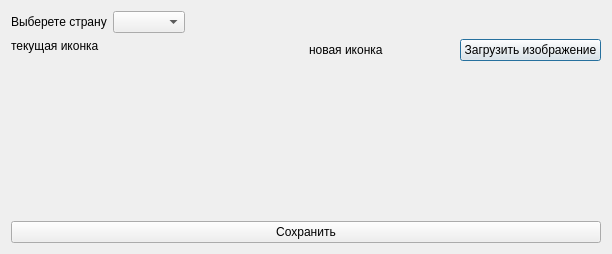
Before: the Qt Designer form TournamentManager/countryiconsdialog.ui in BarsukAlexey/xelarogi, drawn with Qt 5.
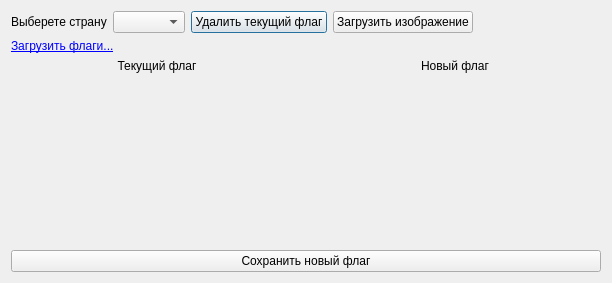
After: the same form once the commit is applied.

Patch:
```diff
--- a/TournamentManager/countryiconsdialog.ui
+++ b/TournamentManager/countryiconsdialog.ui
@@ -7,14 +7,14 @@
     <x>0</x>
     <y>0</y>
     <width>612</width>
-    <height>254</height>
+    <height>283</height>
    </rect>
   </property>
   <property name="windowTitle">
    <string>Выбор иконок для стран</string>
   </property>
-  <layout class="QVBoxLayout" name="verticalLayout_3">
-   <item>
+  <layout class="QGridLayout" name="gridLayout">
+   <item row="0" column="0">
     <layout class="QHBoxLayout" name="horizontalLayout">
      <item>
       <widget class="QLabel" name="label">
@@ -26,6 +26,20 @@
      <item>
       <widget class="QComboBox" name="countryCB"/>
      </item>
+     <item>
+      <widget class="QPushButton" name="pushButtonDelete">
+       <property name="text">
+        <string>Удалить текущий флаг</string>
+       </property>
+      </widget>
+     </item>
+     <item>
+      <widget class="QPushButton" name="loadNewImageBtn">
+       <property name="text">
+        <string>Загрузить изображение</string>
+       </property>
+      </widget>
+     </item>
      <item>
       <spacer name="horizontalSpacer">
        <property name="orientation">
@@ -41,14 +55,17 @@
      </item>
     </layout>
    </item>
-   <item>
+   <item row="2" column="0">
     <layout class="QHBoxLayout" name="horizontalLayout_2">
      <item>
       <layout class="QVBoxLayout" name="verticalLayout">
        <item>
         <widget class="QLabel" name="label_2">
          <property name="text">
-          <string>текущая иконка</string>
+          <string>Текущий флаг</string>
+         </property>
+         <property name="alignment">
+          <set>Qt::AlignCenter</set>
          </property>
         </widget>
        </item>
@@ -84,14 +101,10 @@
          <item>
           <widget class="QLabel" name="label_3">
            <property name="text">
-            <string>новая иконка</string>
+            <string>Новый флаг</string>
            </property>
-          </widget>
-         </item>
-         <item>
-          <widget class="QPushButton" name="loadNewImageBtn">
-           <property name="text">
-            <string>Загрузить изображение</string>
+           <property name="alignment">
+            <set>Qt::AlignCenter</set>
            </property>
           </widget>
          </item>
@@ -121,10 +134,17 @@
      </item>
     </layout>
    </item>
-   <item>
+   <item row="3" column="0">
     <widget class="QPushButton" name="saveBtn">
      <property name="text">
-      <string>Сохранить</string>
+      <string>Сохранить новый флаг</string>
+     </property>
+    </widget>
+   </item>
+   <item row="1" column="0">
+    <widget class="QLabel" name="labelLink">
+     <property name="text">
+      <string>&lt;a href=&quot;1&quot;&gt;Загрузить флаги...&lt;/a&gt;</string>
      </property>
     </widget>
    </item>
```
